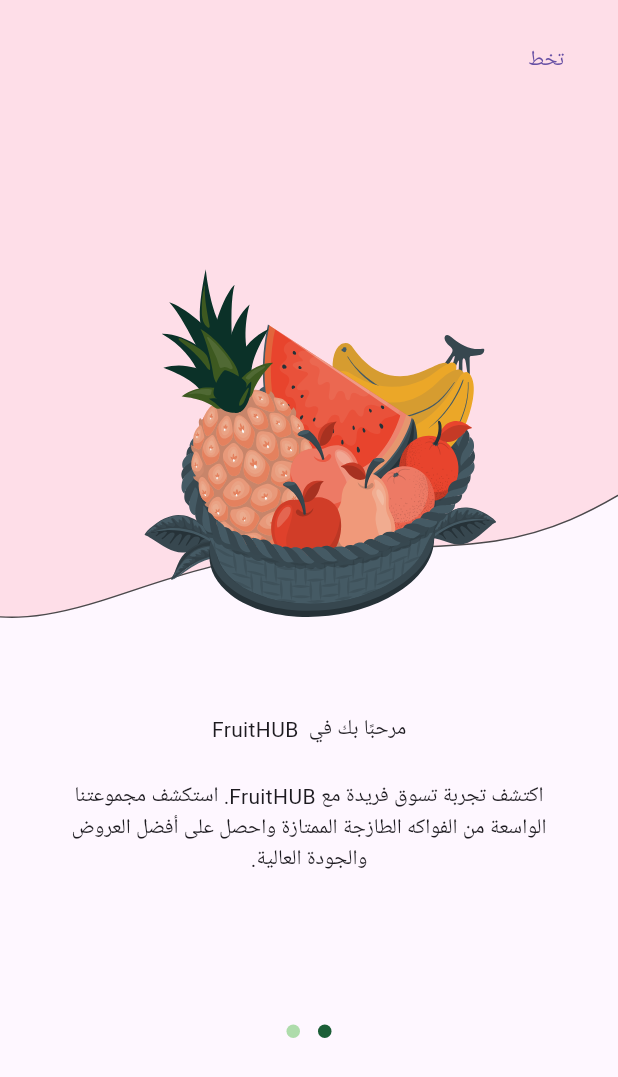
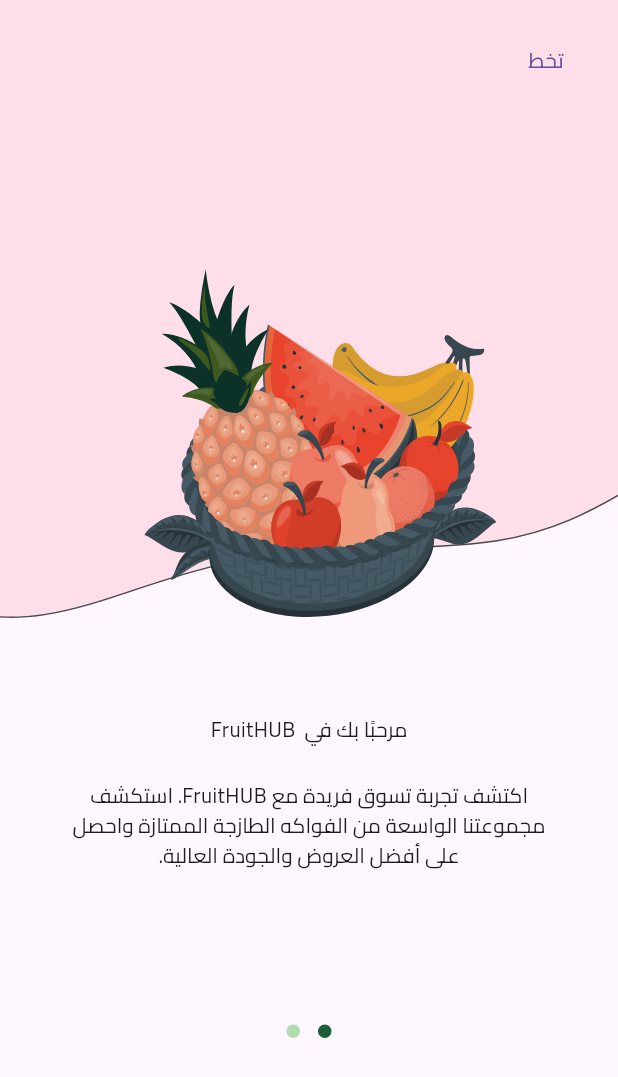
Before and after one commit to Mahmoud-Adel-Ali/Fruit_Hub_E_Commerce_App, a Flutter app: the screen it shows after launch, on a phone screen of 412 x 824 dp. Shown: the top 1077 px of the screen. Run offline on Flutter 3.47's test engine with Material 3 defaults, Android fonts, the phone set to English and light mode, and no system bars; drawn by our look-alikes of dots_indicator; our stand-ins replace flutter_svg.

Commit message:
Add Font Family.

```diff
--- a/lib/fruit_hub_app.dart
+++ b/lib/fruit_hub_app.dart
@@ -11,9 +11,10 @@ class FruitHubApp extends StatelessWidget {
   @override
   Widget build(BuildContext context) {
     return MaterialApp(
+      theme: ThemeData(fontFamily: 'Cairo'),
       title: 'Fruit Hub App',
-      locale:const Locale('ar'),
-      localizationsDelegates:const [
+      locale: const Locale('ar'),
+      localizationsDelegates: const [
         S.delegate,
         GlobalMaterialLocalizations.delegate,
         GlobalWidgetsLocalizations.delegate,
```
Also changed, not shown: pubspec.yaml (+11 -12 lines), assets/fonts/Cairo-Bold.ttf (added), assets/fonts/Cairo-Medium.ttf (added), assets/fonts/Cairo-Regular.ttf (added), assets/fonts/Cairo-SemiBold.ttf (added).
